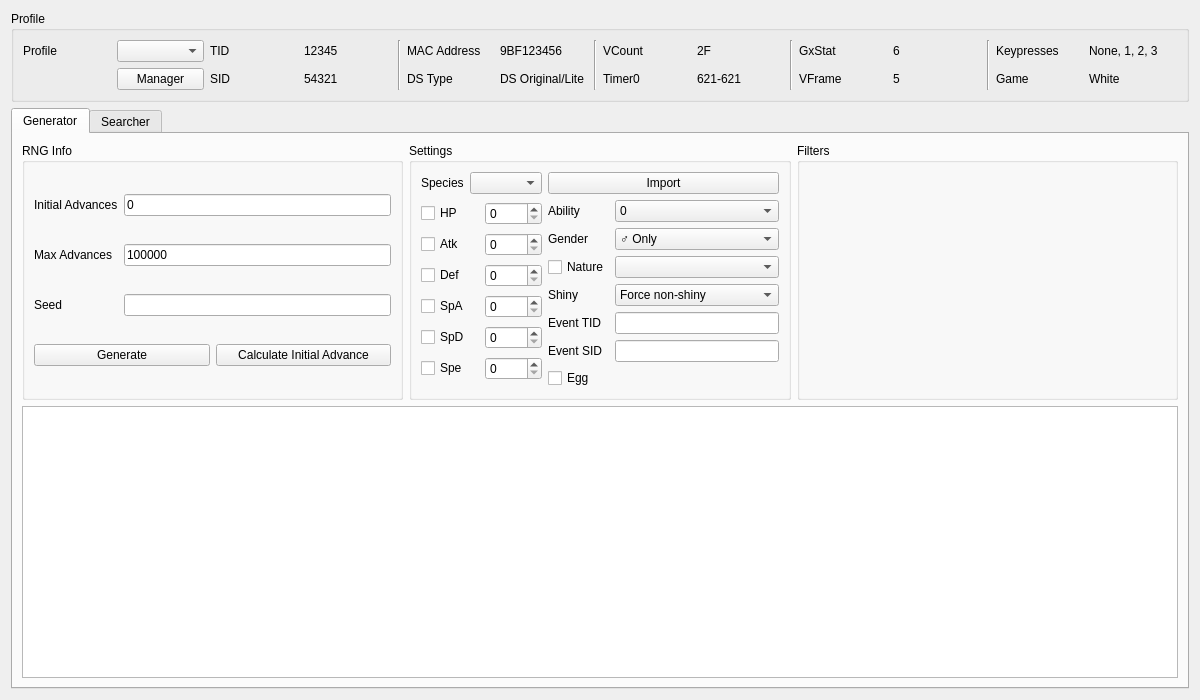
The window that Forms/Gen5/Event5.ui (Admiral-Fish/PokeFinder) describes before a commit, drawn with Qt 5.
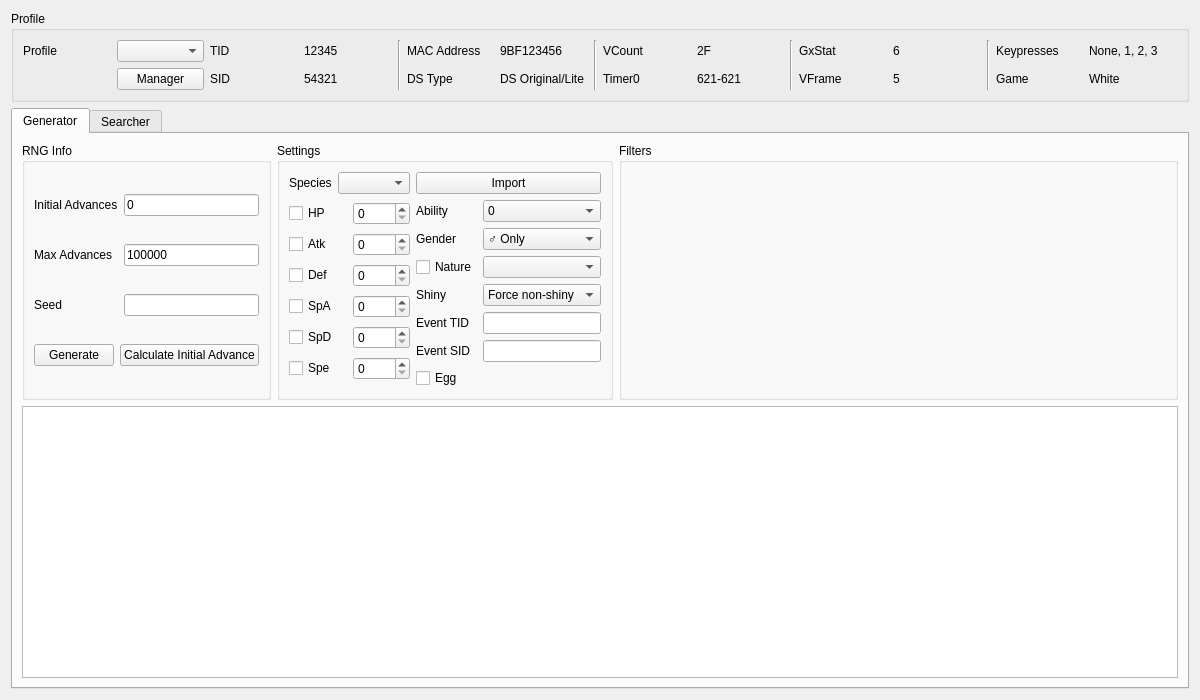
The same window after the commit. Custom widgets are drawn as their Qt base class.

Diff of the .ui file:
```diff
--- a/Forms/Gen5/Event5.ui
+++ b/Forms/Gen5/Event5.ui
@@ -219,7 +219,7 @@
         <widget class="QGroupBox" name="groupBoxGeneratorRNGInfo">
          <property name="sizePolicy">
           <sizepolicy hsizetype="Preferred" vsizetype="Preferred">
-           <horstretch>2</horstretch>
+           <horstretch>1</horstretch>
            <verstretch>0</verstretch>
           </sizepolicy>
          </property>
@@ -565,7 +565,7 @@
         <widget class="QGroupBox" name="groupBoxGeneratorFilters">
          <property name="sizePolicy">
           <sizepolicy hsizetype="Preferred" vsizetype="Preferred">
-           <horstretch>2</horstretch>
+           <horstretch>4</horstretch>
            <verstretch>0</verstretch>
           </sizepolicy>
          </property>
```
Left out of the diff: 2 changed lines with no effect on the pictures.
